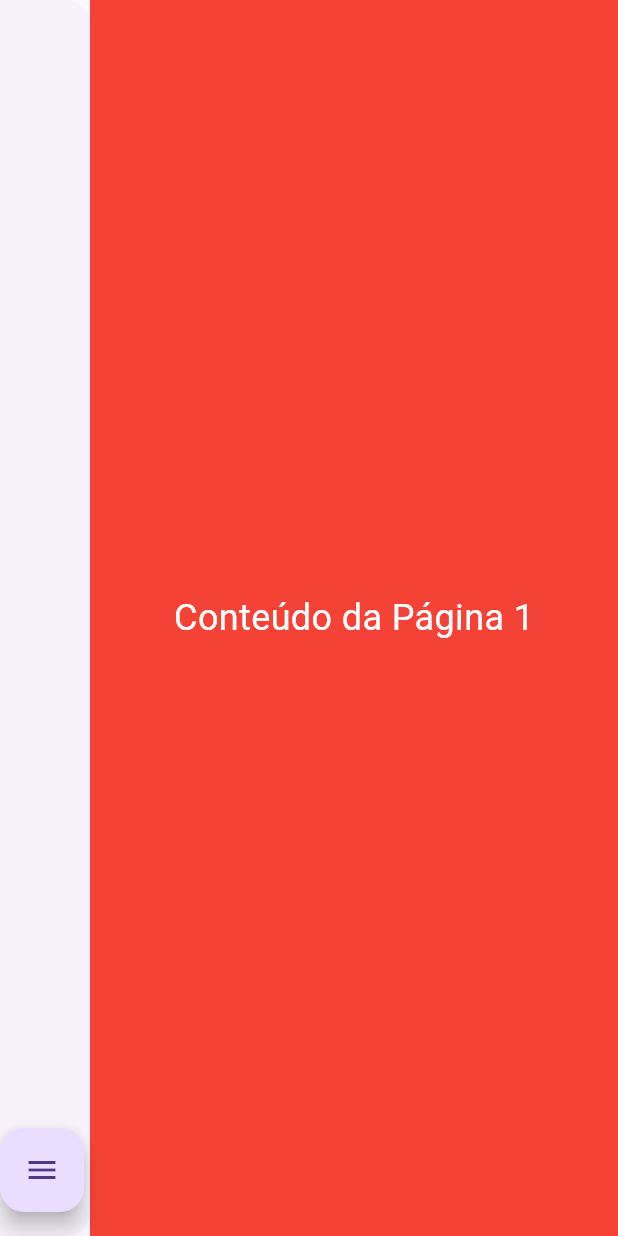
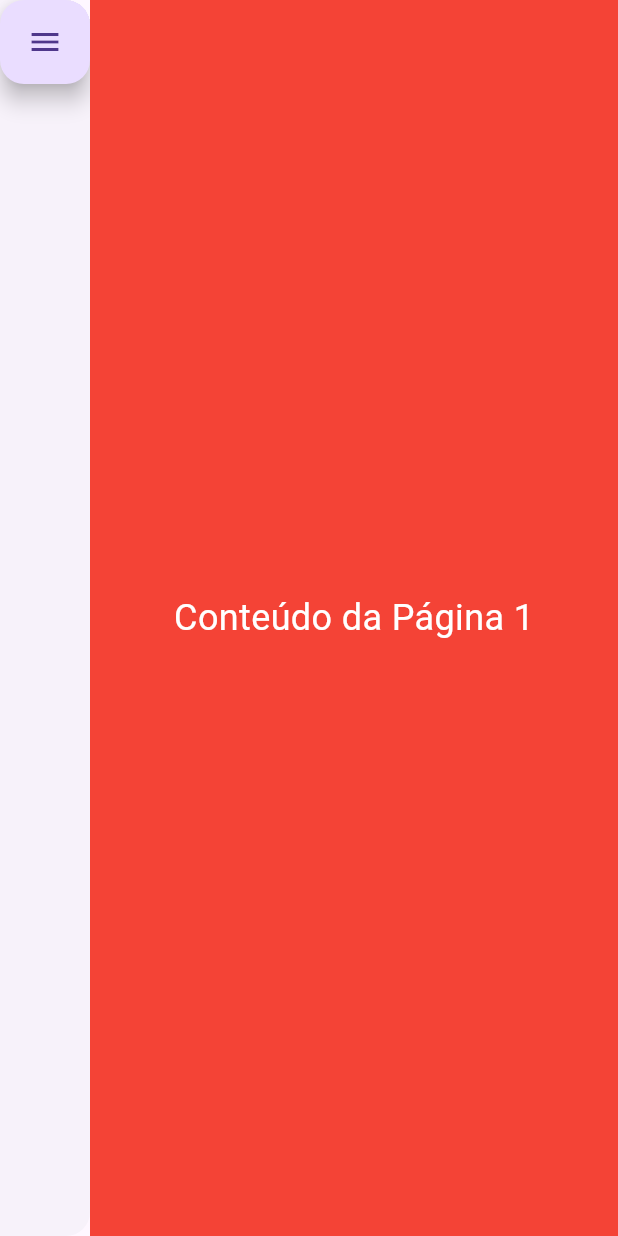
Before and after one commit to dbonfleur/guido_power_academia, a Flutter app: the MyHomePage01 screen opened directly, on a phone screen of 412 x 824 dp. Run offline on Flutter 3.47's test engine with Material 3 defaults, Android fonts, the phone set to English and light mode, and no system bars; missing offline and left inert: flutter_carousel_intro.

Commit message:
version 1.1

```diff
--- /dev/null
+++ b/devtools_options.yaml
@@ -0,0 +1 @@
+extensions:
--- a/lib/main.dart
+++ b/lib/main.dart
@@ -53,6 +53,13 @@ class _MyHomePageState extends State<MyHomePage> {
 
 class MySlideShow extends StatelessWidget {
   const MySlideShow({super.key});
+
+  void _navigateToHomePage(BuildContext context) {
+    Navigator.pushReplacement(
+      context,
+      MaterialPageRoute(builder: (context) => const MyHomePage()),
+    );
+  }
 
   @override
   Widget build(BuildContext context) {
@@ -122,10 +129,7 @@ class MySlideShow extends StatelessWidget {
               children: [
                 ElevatedButton(
                   onPressed: () {
-                      Navigator.pushReplacement(
-                        context,
-                        MaterialPageRoute(builder: (context) => const MyHomePage()),
-                      );
+                      _navigateToHomePage(context);
                   },
                   child: const Text("Pular"),
                 ),
--- a/lib/on_boarding/home_page.dart
+++ b/lib/on_boarding/home_page.dart
@@ -1,17 +1,14 @@
 import 'package:flutter/material.dart';
-import 'package:flutter/widgets.dart';
 
 class MyHomePage01 extends StatefulWidget {
-  const MyHomePage01({Key? key}) : super(key: key);
+  const MyHomePage01({super.key});
 
   @override
   _MyHomePageState createState() => _MyHomePageState();
 }
 
-class _MyHomePageState extends State<MyHomePage01>
-    with SingleTickerProviderStateMixin {
+class _MyHomePageState extends State<MyHomePage01> with SingleTickerProviderStateMixin {
   late AnimationController _animationController;
-  late Animation<Offset> _slideAnimation;
   bool _isDrawerOpen = false;
   int _selectedIndex = 0;
 
@@ -20,21 +17,24 @@ class _MyHomePageState extends State<MyHomePage01>
     super.initState();
     _animationController = AnimationController(
       vsync: this,
-      duration: const Duration(milliseconds: 400),
+      duration: const Duration(milliseconds: 500),
+      reverseDuration: const Duration(milliseconds: 500),
     );
 
-    _slideAnimation = Tween<Offset>(
-      begin: const Offset(0.0, 0.0),
-      end: const Offset(2.8, 0.0),
-    ).animate(CurvedAnimation(
-      parent: _animationController,
-      curve: Curves.easeInOut,
-    ));
+    // _slideAnimation = Tween<Offset>(
+    //   begin: const Offset(0.0, 0.0),
+    //   end: const Offset(2.8, 0.0),
+    // ).animate(CurvedAnimation(
+    //   parent: _animationController,
+    //   curve: Curves.easeInOut,
+    // ));
   }
 
   @override
   void dispose() {
+    if(mounted) {
       _animationController.dispose();
+    }
     super.dispose();
   }
 
@@ -62,32 +62,32 @@ class _MyHomePageState extends State<MyHomePage01>
         children: [
           Row(
             children: [
-              ClipRRect(
-                borderRadius: const BorderRadius.horizontal(
-                  right: Radius.circular(20.0),
-                ),
-                clipBehavior: Clip.none,
-                child: AnimatedContainer(
-                  duration: const Duration(milliseconds: 300),
+              AnimatedContainer(
+                duration: const Duration(milliseconds: 3000),
+                child: Drawer(
                   width: _isDrawerOpen ? 220 : 60,
-                  child: Drawer(
                   child: ListView(
                   padding: EdgeInsets.zero,
                     children: <Widget>[
+                      FloatingActionButton(
+                        onPressed: _toggleDrawer,
+                        child: Icon(_isDrawerOpen ? Icons.arrow_back : Icons.menu),
+                      ),
                     if (_isDrawerOpen)
                       const DrawerHeader(
+                        padding: EdgeInsets.zero,
                         decoration: BoxDecoration(
                           color: Color.fromARGB(255, 91, 50, 162),
                         ),
                         child: Column(
                           mainAxisAlignment: MainAxisAlignment.center,
-                              crossAxisAlignment: CrossAxisAlignment.start,
+                          //crossAxisAlignment: CrossAxisAlignment.start,
                           children: [
                             CircleAvatar(
                               radius: 30,
                               child: Icon(Icons.person),
                             ),
-                                SizedBox(height: 10),
+                            //SizedBox(height: 10),
                             Text(
                               'Nome do Usuário',
                               style: TextStyle(
@@ -123,7 +123,6 @@ class _MyHomePageState extends State<MyHomePage01>
                   ),
                 ),
               ),
-              ),
               Expanded(
                 child: Container(
                   color: Colors.grey[200],
@@ -132,17 +131,16 @@ class _MyHomePageState extends State<MyHomePage01>
               ),
             ],
           ),
-          Positioned(
-            bottom: 16.0,
-            child: SlideTransition(
-              position: _slideAnimation,
-              child: FloatingActionButton(
-                onPressed: _toggleDrawer,
-
-                child: Icon(_isDrawerOpen ? Icons.arrow_back : Icons.menu),
-              ),
-            ),
-          ),
+          // Positioned(
+          //   bottom: 16.0,
+          //   child: SlideTransition(
+          //     position: _slideAnimation,
+          //     child: FloatingActionButton(
+          //       onPressed: _toggleDrawer,
+          //       child: Icon(_isDrawerOpen ? Icons.arrow_back : Icons.menu),
+          //     ),
+          //   ),
+          // ),
         ],
       ),
     );
```
Lines whose indentation alone changed are shown as unchanged.
